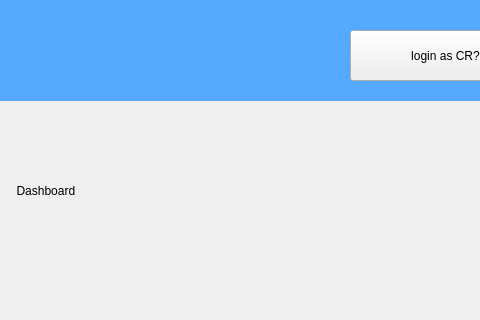
Qt form studentdash.ui (prazzx/Kakshya) before a commit; both pictures show x 380 to 860 and y 0 to 320 of the 1066 by 669 pixel window.
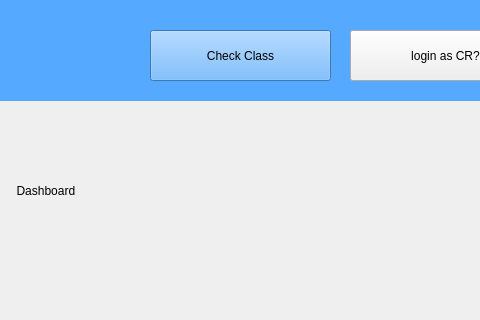
The same form after that commit.

Commit message: Resolved check classroom button issue

```diff
--- a/studentdash.ui
+++ b/studentdash.ui
@@ -294,6 +294,19 @@
    <property name="styleSheet">
     <string notr="true">background-color: rgb(85, 170, 255);</string>
    </property>
+   <widget class="QPushButton" name="pushCheck">
+    <property name="geometry">
+     <rect>
+      <x>530</x>
+      <y>30</y>
+      <width>181</width>
+      <height>51</height>
+     </rect>
+    </property>
+    <property name="text">
+     <string>Check Class</string>
+    </property>
+   </widget>
   </widget>
   <zorder>s</zorder>
   <zorder>label_2</zorder>
```
The commit also changes 1 other file.
